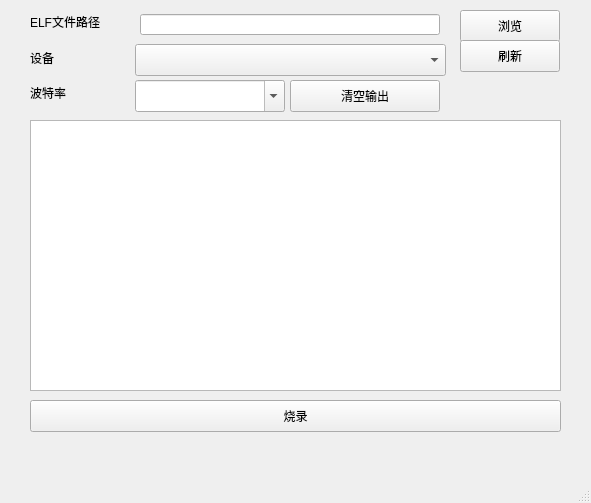
PeterWind6174/STM32_Serial_Tool, file mainwindow.ui: the form before one commit.
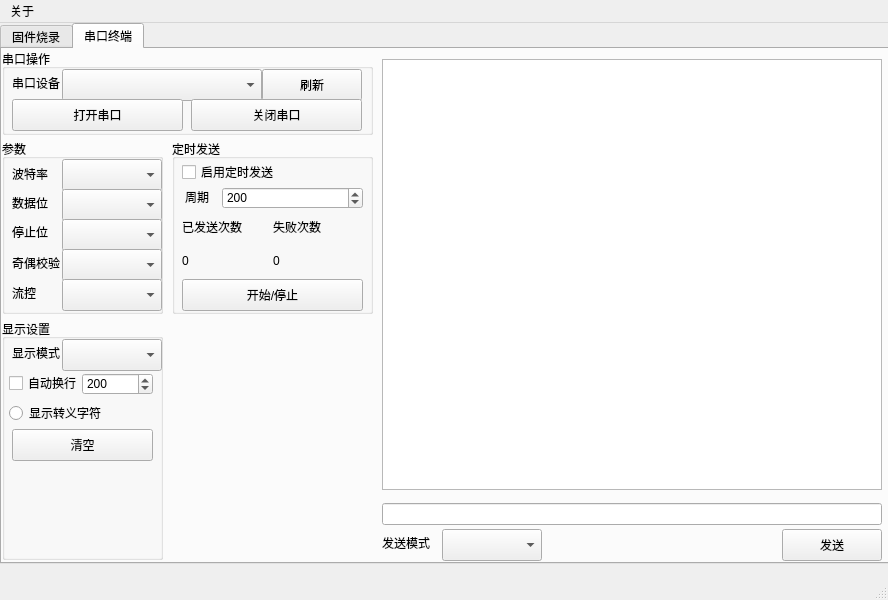
The form after the commit. The open tabs and pages were chosen to show the change.

Commit message: (Add) Serial communication, Auto download

```diff
--- a/mainwindow.ui
+++ b/mainwindow.ui
@@ -6,160 +6,695 @@
    <rect>
     <x>0</x>
     <y>0</y>
-    <width>591</width>
-    <height>503</height>
+    <width>888</width>
+    <height>600</height>
    </rect>
   </property>
   <property name="windowTitle">
    <string>MainWindow</string>
   </property>
   <widget class="QWidget" name="centralwidget">
-   <widget class="QPushButton" name="pushButtonBrowse">
+   <widget class="QTabWidget" name="tabWidget">
     <property name="geometry">
      <rect>
-      <x>460</x>
-      <y>10</y>
-      <width>100</width>
-      <height>32</height>
+      <x>0</x>
+      <y>0</y>
+      <width>891</width>
+      <height>541</height>
      </rect>
     </property>
-    <property name="text">
-     <string>浏览</string>
+    <property name="currentIndex">
+     <number>0</number>
     </property>
+    <widget class="QWidget" name="tabCodeDownload">
+     <attribute name="title">
+      <string>固件烧录</string>
+     </attribute>
+     <widget class="QLabel" name="label_3">
+      <property name="geometry">
+       <rect>
+        <x>10</x>
+        <y>80</y>
+        <width>100</width>
+        <height>16</height>
+       </rect>
+      </property>
+      <property name="text">
+       <string>波特率</string>
+      </property>
+     </widget>
+     <widget class="QPushButton" name="pushButtonBrowse">
+      <property name="geometry">
+       <rect>
+        <x>770</x>
+        <y>5</y>
+        <width>100</width>
+        <height>32</height>
+       </rect>
+      </property>
+      <property name="text">
+       <string>浏览</string>
+      </property>
+     </widget>
+     <widget class="QLabel" name="label">
+      <property name="geometry">
+       <rect>
+        <x>10</x>
+        <y>9</y>
+        <width>100</width>
+        <height>16</height>
+       </rect>
+      </property>
+      <property name="text">
+       <string>ELF文件路径</string>
+      </property>
+     </widget>
+     <widget class="QPushButton" name="pushButtonClearOutput">
+      <property name="geometry">
+       <rect>
+        <x>770</x>
+        <y>75</y>
+        <width>100</width>
+        <height>32</height>
+       </rect>
+      </property>
+      <property name="text">
+       <string>清空输出</string>
+      </property>
+     </widget>
+     <widget class="QPushButton" name="pushButtonFlash">
+      <property name="geometry">
+       <rect>
+        <x>560</x>
+        <y>76</y>
+        <width>191</width>
+        <height>32</height>
+       </rect>
+      </property>
+      <property name="text">
+       <string>烧录</string>
+      </property>
+     </widget>
+     <widget class="QLineEdit" name="lineEditElfPath">
+      <property name="geometry">
+       <rect>
+        <x>120</x>
+        <y>9</y>
+        <width>631</width>
+        <height>21</height>
+       </rect>
+      </property>
+     </widget>
+     <widget class="QPushButton" name="pushButtonRefreshPorts">
+      <property name="geometry">
+       <rect>
+        <x>770</x>
+        <y>38</y>
+        <width>100</width>
+        <height>32</height>
+       </rect>
+      </property>
+      <property name="text">
+       <string>刷新</string>
+      </property>
+     </widget>
+     <widget class="QTextEdit" name="textEditOutput">
+      <property name="geometry">
+       <rect>
+        <x>10</x>
+        <y>115</y>
+        <width>861</width>
+        <height>391</height>
+       </rect>
+      </property>
+      <property name="contextMenuPolicy">
+       <enum>Qt::ContextMenuPolicy::DefaultContextMenu</enum>
+      </property>
+      <property name="acceptDrops">
+       <bool>false</bool>
+      </property>
+     </widget>
+     <widget class="QLabel" name="label_2">
+      <property name="geometry">
+       <rect>
+        <x>10</x>
+        <y>45</y>
+        <width>100</width>
+        <height>16</height>
+       </rect>
+      </property>
+      <property name="text">
+       <string>设备</string>
+      </property>
+     </widget>
+     <widget class="QComboBox" name="comboBoxSerialPort">
+      <property name="geometry">
+       <rect>
+        <x>115</x>
+        <y>39</y>
+        <width>641</width>
+        <height>32</height>
+       </rect>
+      </property>
+     </widget>
+     <widget class="QComboBox" name="comboBoxBaudRate">
+      <property name="geometry">
+       <rect>
+        <x>115</x>
+        <y>75</y>
+        <width>150</width>
+        <height>32</height>
+       </rect>
+      </property>
+      <property name="editable">
+       <bool>true</bool>
+      </property>
+     </widget>
+     <widget class="QCheckBox" name="checkBoxAutoBootRun">
+      <property name="geometry">
+       <rect>
+        <x>280</x>
+        <y>80</y>
+        <width>271</width>
+        <height>20</height>
+       </rect>
+      </property>
+      <property name="text">
+       <string>自动进入Boot并烧录后复位运行（无需跳线）</string>
+      </property>
+      <property name="checked">
+       <bool>true</bool>
+      </property>
+     </widget>
+    </widget>
+    <widget class="QWidget" name="tabSerialTerminal">
+     <attribute name="title">
+      <string>串口终端</string>
+     </attribute>
+     <widget class="QGroupBox" name="groupBox">
+      <property name="geometry">
+       <rect>
+        <x>0</x>
+        <y>90</y>
+        <width>161</width>
+        <height>175</height>
+       </rect>
+      </property>
+      <property name="title">
+       <string>参数</string>
+      </property>
+      <widget class="QLabel" name="label_9">
+       <property name="geometry">
+        <rect>
+         <x>10</x>
+         <y>25</y>
+         <width>60</width>
+         <height>20</height>
+        </rect>
+       </property>
+       <property name="text">
+        <string>波特率</string>
+       </property>
+      </widget>
+      <widget class="QComboBox" name="comboBoxBaudRateTerm">
+       <property name="geometry">
+        <rect>
+         <x>60</x>
+         <y>20</y>
+         <width>100</width>
+         <height>32</height>
+        </rect>
+       </property>
+      </widget>
+      <widget class="QLabel" name="label_8">
+       <property name="geometry">
+        <rect>
+         <x>10</x>
+         <y>54</y>
+         <width>60</width>
+         <height>20</height>
+        </rect>
+       </property>
+       <property name="text">
+        <string>数据位</string>
+       </property>
+      </widget>
+      <widget class="QComboBox" name="comboBoxDataBits">
+       <property name="geometry">
+        <rect>
+         <x>60</x>
+         <y>50</y>
+         <width>100</width>
+         <height>32</height>
+        </rect>
+       </property>
+      </widget>
+      <widget class="QLabel" name="label_6">
+       <property name="geometry">
+        <rect>
+         <x>10</x>
+         <y>83</y>
+         <width>60</width>
+         <height>20</height>
+        </rect>
+       </property>
+       <property name="text">
+        <string>停止位</string>
+       </property>
+      </widget>
+      <widget class="QComboBox" name="comboBoxStopBits">
+       <property name="geometry">
+        <rect>
+         <x>60</x>
+         <y>80</y>
+         <width>100</width>
+         <height>32</height>
+        </rect>
+       </property>
+      </widget>
+      <widget class="QLabel" name="label_5">
+       <property name="geometry">
+        <rect>
+         <x>10</x>
+         <y>114</y>
+         <width>60</width>
+         <height>20</height>
+        </rect>
+       </property>
+       <property name="text">
+        <string>奇偶校验</string>
+       </property>
+      </widget>
+      <widget class="QComboBox" name="comboBoxParity">
+       <property name="geometry">
+        <rect>
+         <x>60</x>
+         <y>110</y>
+         <width>100</width>
+         <height>32</height>
+        </rect>
+       </property>
+      </widget>
+      <widget class="QLabel" name="label_7">
+       <property name="geometry">
+        <rect>
+         <x>10</x>
+         <y>144</y>
+         <width>60</width>
+         <height>20</height>
+        </rect>
+       </property>
+       <property name="text">
+        <string>流控</string>
+       </property>
+      </widget>
+      <widget class="QComboBox" name="comboBoxFlowControl">
+       <property name="geometry">
+        <rect>
+         <x>60</x>
+         <y>140</y>
+         <width>100</width>
+         <height>32</height>
+        </rect>
+       </property>
+      </widget>
+     </widget>
+     <widget class="QGroupBox" name="groupBox_2">
+      <property name="geometry">
+       <rect>
+        <x>0</x>
+        <y>0</y>
+        <width>371</width>
+        <height>86</height>
+       </rect>
+      </property>
+      <property name="title">
+       <string>串口操作</string>
+      </property>
+      <widget class="QLabel" name="label_4">
+       <property name="geometry">
+        <rect>
+         <x>10</x>
+         <y>24</y>
+         <width>60</width>
+         <height>20</height>
+        </rect>
+       </property>
+       <property name="text">
+        <string>串口设备</string>
+       </property>
+      </widget>
+      <widget class="QComboBox" name="comboBoxSerialPortTerm">
+       <property name="geometry">
+        <rect>
+         <x>60</x>
+         <y>20</y>
+         <width>200</width>
+         <height>32</height>
+        </rect>
+       </property>
+      </widget>
+      <widget class="QPushButton" name="pushButtonRefreshPortsTerm">
+       <property name="geometry">
+        <rect>
+         <x>260</x>
+         <y>20</y>
+         <width>100</width>
+         <height>32</height>
+        </rect>
+       </property>
+       <property name="text">
+        <string>刷新</string>
+       </property>
+      </widget>
+      <widget class="QPushButton" name="pushButtonOpenPort">
+       <property name="geometry">
+        <rect>
+         <x>10</x>
+         <y>50</y>
+         <width>171</width>
+         <height>32</height>
+        </rect>
+       </property>
+       <property name="text">
+        <string>打开串口</string>
+       </property>
+      </widget>
+      <widget class="QPushButton" name="pushButtonClosePort">
+       <property name="geometry">
+        <rect>
+         <x>189</x>
+         <y>50</y>
+         <width>171</width>
+         <height>32</height>
+        </rect>
+       </property>
+       <property name="text">
+        <string>关闭串口</string>
+       </property>
+      </widget>
+     </widget>
+     <widget class="QTextEdit" name="textEditTerminal">
+      <property name="geometry">
+       <rect>
+        <x>380</x>
+        <y>10</y>
+        <width>500</width>
+        <height>431</height>
+       </rect>
+      </property>
+     </widget>
+     <widget class="QGroupBox" name="groupBox_3">
+      <property name="geometry">
+       <rect>
+        <x>0</x>
+        <y>270</y>
+        <width>161</width>
+        <height>241</height>
+       </rect>
+      </property>
+      <property name="title">
+       <string>显示设置</string>
+      </property>
+      <widget class="QLabel" name="label_10">
+       <property name="geometry">
+        <rect>
+         <x>10</x>
+         <y>24</y>
+         <width>60</width>
+         <height>20</height>
+        </rect>
+       </property>
+       <property name="text">
+        <string>显示模式</string>
+       </property>
+      </widget>
+      <widget class="QComboBox" name="comboBoxRecvMode">
+       <property name="geometry">
+        <rect>
+         <x>60</x>
+         <y>20</y>
+         <width>100</width>
+         <height>32</height>
+        </rect>
+       </property>
+      </widget>
+      <widget class="QCheckBox" name="checkBoxAutoWrap">
+       <property name="geometry">
+        <rect>
+         <x>7</x>
+         <y>54</y>
+         <width>85</width>
+         <height>20</height>
+        </rect>
+       </property>
+       <property name="text">
+        <string>自动换行</string>
+       </property>
+      </widget>
+      <widget class="QSpinBox" name="spinBoxAutoWrapMs">
+       <property name="geometry">
+        <rect>
+         <x>80</x>
+         <y>54</y>
+         <width>71</width>
+         <height>22</height>
+        </rect>
+       </property>
+       <property name="maximum">
+        <number>5000</number>
+       </property>
+       <property name="value">
+        <number>200</number>
+       </property>
+      </widget>
+      <widget class="QRadioButton" name="radioButtonShowEscapes">
+       <property name="geometry">
+        <rect>
+         <x>7</x>
+         <y>84</y>
+         <width>99</width>
+         <height>20</height>
+        </rect>
+       </property>
+       <property name="text">
+        <string>显示转义字符</string>
+       </property>
+      </widget>
+      <widget class="QPushButton" name="pushButtonClearTerminal">
+       <property name="geometry">
+        <rect>
+         <x>10</x>
+         <y>110</y>
+         <width>141</width>
+         <height>32</height>
+        </rect>
+       </property>
+       <property name="text">
+        <string>清空</string>
+       </property>
+      </widget>
+     </widget>
+     <widget class="QLineEdit" name="lineEditSendInput">
+      <property name="geometry">
+       <rect>
+        <x>380</x>
+        <y>454</y>
+        <width>500</width>
+        <height>22</height>
+       </rect>
+      </property>
+     </widget>
+     <widget class="QComboBox" name="comboBoxSendMode">
+      <property name="geometry">
+       <rect>
+        <x>440</x>
+        <y>480</y>
+        <width>100</width>
+        <height>32</height>
+       </rect>
+      </property>
+     </widget>
+     <widget class="QPushButton" name="pushButtonSend">
+      <property name="geometry">
+       <rect>
+        <x>780</x>
+        <y>480</y>
+        <width>100</width>
+        <height>32</height>
+       </rect>
+      </property>
+      <property name="text">
+       <string>发送</string>
+      </property>
+     </widget>
+     <widget class="QLabel" name="label_11">
+      <property name="geometry">
+       <rect>
+        <x>380</x>
+        <y>484</y>
+        <width>60</width>
+        <height>20</height>
+       </rect>
+      </property>
+      <property name="text">
+       <string>发送模式</string>
+      </property>
+     </widget>
+     <widget class="QGroupBox" name="groupBox_4">
+      <property name="geometry">
+       <rect>
+        <x>170</x>
+        <y>90</y>
+        <width>201</width>
+        <height>175</height>
+       </rect>
+      </property>
+      <property name="title">
+       <string>定时发送</string>
+      </property>
+      <widget class="QCheckBox" name="checkBoxTimedSend">
+       <property name="geometry">
+        <rect>
+         <x>10</x>
+         <y>23</y>
+         <width>181</width>
+         <height>20</height>
+        </rect>
+       </property>
+       <property name="text">
+        <string>启用定时发送</string>
+       </property>
+      </widget>
+      <widget class="QSpinBox" name="spinBoxSendIntervalMs">
+       <property name="geometry">
+        <rect>
+         <x>50</x>
+         <y>48</y>
+         <width>141</width>
+         <height>22</height>
+        </rect>
+       </property>
+       <property name="maximum">
+        <number>5000</number>
+       </property>
+       <property name="value">
+        <number>200</number>
+       </property>
+      </widget>
+      <widget class="QLabel" name="label_12">
+       <property name="geometry">
+        <rect>
+         <x>13</x>
+         <y>50</y>
+         <width>58</width>
+         <height>16</height>
+        </rect>
+       </property>
+       <property name="text">
+        <string>周期</string>
+       </property>
+      </widget>
+      <widget class="QPushButton" name="pushButtonTimedSendToggle">
+       <property name="geometry">
+        <rect>
+         <x>10</x>
+         <y>140</y>
+         <width>181</width>
+         <height>32</height>
+        </rect>
+       </property>
+       <property name="text">
+        <string>开始/停止</string>
+       </property>
+      </widget>
+      <widget class="QWidget" name="verticalLayoutWidget">
+       <property name="geometry">
+        <rect>
+         <x>10</x>
+         <y>70</y>
+         <width>181</width>
+         <height>69</height>
+        </rect>
+       </property>
+       <layout class="QVBoxLayout" name="verticalLayout">
+        <property name="spacing">
+         <number>0</number>
+        </property>
+        <item>
+         <layout class="QHBoxLayout" name="horizontalLayout_2">
+          <item>
+           <widget class="QLabel" name="labelSendCount_2">
+            <property name="text">
+             <string>已发送次数</string>
+            </property>
+           </widget>
+          </item>
+          <item>
+           <widget class="QLabel" name="labelFailCount_2">
+            <property name="text">
+             <string>失败次数</string>
+            </property>
+           </widget>
+          </item>
+         </layout>
+        </item>
+        <item>
+         <layout class="QHBoxLayout" name="horizontalLayout">
+          <item>
+           <widget class="QLabel" name="labelSendCount">
+            <property name="text">
+             <string>0</string>
+            </property>
+           </widget>
+          </item>
+          <item>
+           <widget class="QLabel" name="labelFailCount">
+            <property name="text">
+             <string>0</string>
+            </property>
+           </widget>
+          </item>
+         </layout>
+        </item>
+       </layout>
+      </widget>
+     </widget>
+    </widget>
    </widget>
-   <widget class="QLineEdit" name="lineEditElfPath">
-    <property name="geometry">
-     <rect>
-      <x>140</x>
-      <y>14</y>
-      <width>300</width>
-      <height>21</height>
-     </rect>
-    </property>
-   </widget>
-   <widget class="QComboBox" name="comboBoxSerialPort">
-    <property name="geometry">
-     <rect>
-      <x>135</x>
-      <y>44</y>
-      <width>311</width>
-      <height>32</height>
-     </rect>
-    </property>
-   </widget>
-   <widget class="QPushButton" name="pushButtonRefreshPorts">
-    <property name="geometry">
-     <rect>
-      <x>460</x>
-      <y>40</y>
-      <width>100</width>
-      <height>32</height>
-     </rect>
-    </property>
-    <property name="text">
-     <string>刷新</string>
-    </property>
-   </widget>
-   <widget class="QPushButton" name="pushButtonFlash">
-    <property name="geometry">
-     <rect>
-      <x>30</x>
-      <y>400</y>
-      <width>531</width>
-      <height>32</height>
-     </rect>
-    </property>
-    <property name="text">
-     <string>烧录</string>
-    </property>
-   </widget>
-   <widget class="QTextEdit" name="textEditOutput">
-    <property name="geometry">
-     <rect>
-      <x>30</x>
-      <y>120</y>
-      <width>531</width>
-      <height>271</height>
-     </rect>
-    </property>
-   </widget>
-   <widget class="QLabel" name="label">
-    <property name="geometry">
-     <rect>
-      <x>30</x>
-      <y>14</y>
-      <width>100</width>
-      <height>16</height>
-     </rect>
-    </property>
-    <property name="text">
-     <string>ELF文件路径</string>
-    </property>
-   </widget>
-   <widget class="QLabel" name="label_2">
-    <property name="geometry">
-     <rect>
-      <x>30</x>
-      <y>50</y>
-      <width>100</width>
-      <height>16</height>
-     </rect>
-    </property>
-    <property name="text">
-     <string>设备</string>
-    </property>
-   </widget>
-   <widget class="QPushButton" name="pushButtonClearOutput">
-    <property name="geometry">
-     <rect>
-      <x>290</x>
-      <y>80</y>
-      <width>150</width>
-      <height>32</height>
-     </rect>
-    </property>
-    <property name="text">
-     <string>清空输出</string>
-    </property>
-   </widget>
-   <widget class="QComboBox" name="comboBoxBaudRate">
-    <property name="geometry">
-     <rect>
-      <x>135</x>
-      <y>80</y>
-      <width>150</width>
-      <height>32</height>
-     </rect>
-    </property>
-    <property name="editable">
-     <bool>true</bool>
-    </property>
-   </widget>
-   <widget class="QLabel" name="label_3">
-    <property name="geometry">
-     <rect>
-      <x>30</x>
-      <y>85</y>
-      <width>100</width>
-      <height>16</height>
-     </rect>
-    </property>
-    <property name="text">
-     <string>波特率</string>
-    </property>
-   </widget>
+  </widget>
+  <widget class="QStatusBar" name="statusbar">
+   <property name="sizeGripEnabled">
+    <bool>true</bool>
+   </property>
   </widget>
   <widget class="QMenuBar" name="menubar">
    <property name="geometry">
     <rect>
      <x>0</x>
      <y>0</y>
-     <width>591</width>
+     <width>888</width>
      <height>37</height>
     </rect>
    </property>
+   <widget class="QMenu" name="menu">
+    <property name="title">
+     <string>关于</string>
+    </property>
+    <addaction name="actionAbout_2"/>
+   </widget>
+   <addaction name="menu"/>
   </widget>
-  <widget class="QStatusBar" name="statusbar"/>
+  <action name="actionAbout">
+   <property name="text">
+    <string>About</string>
+   </property>
+  </action>
+  <action name="actionAbout_2">
+   <property name="text">
+    <string>About</string>
+   </property>
+  </action>
  </widget>
  <resources/>
  <connections/>
```
The commit also changes 8 other files.
